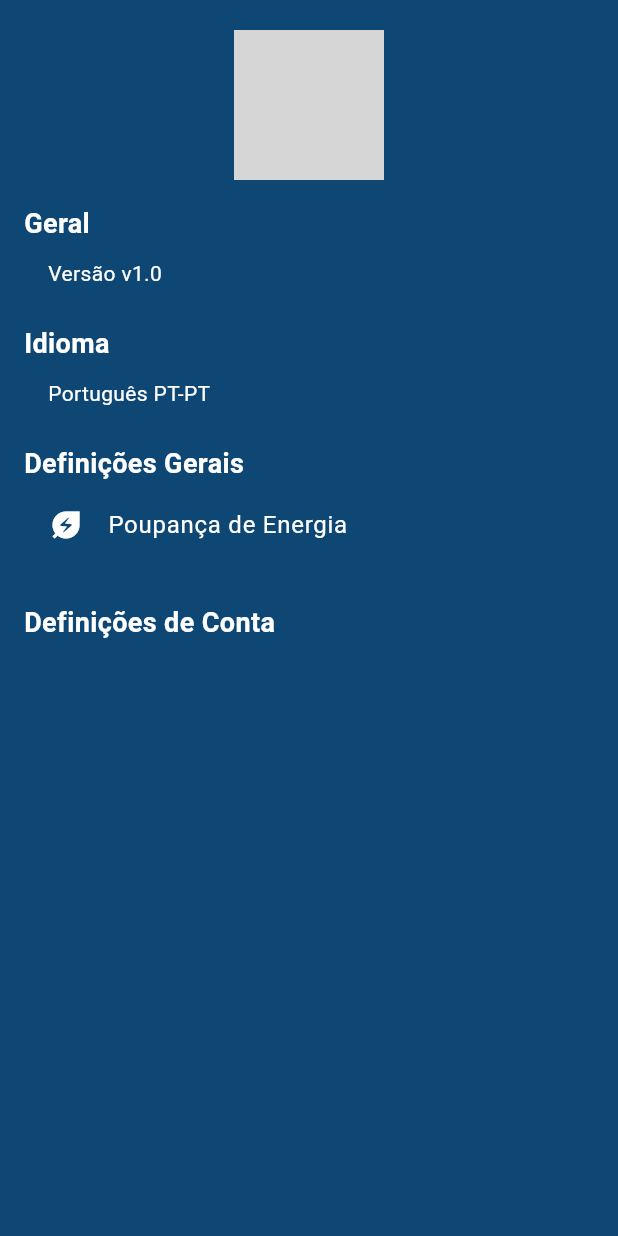
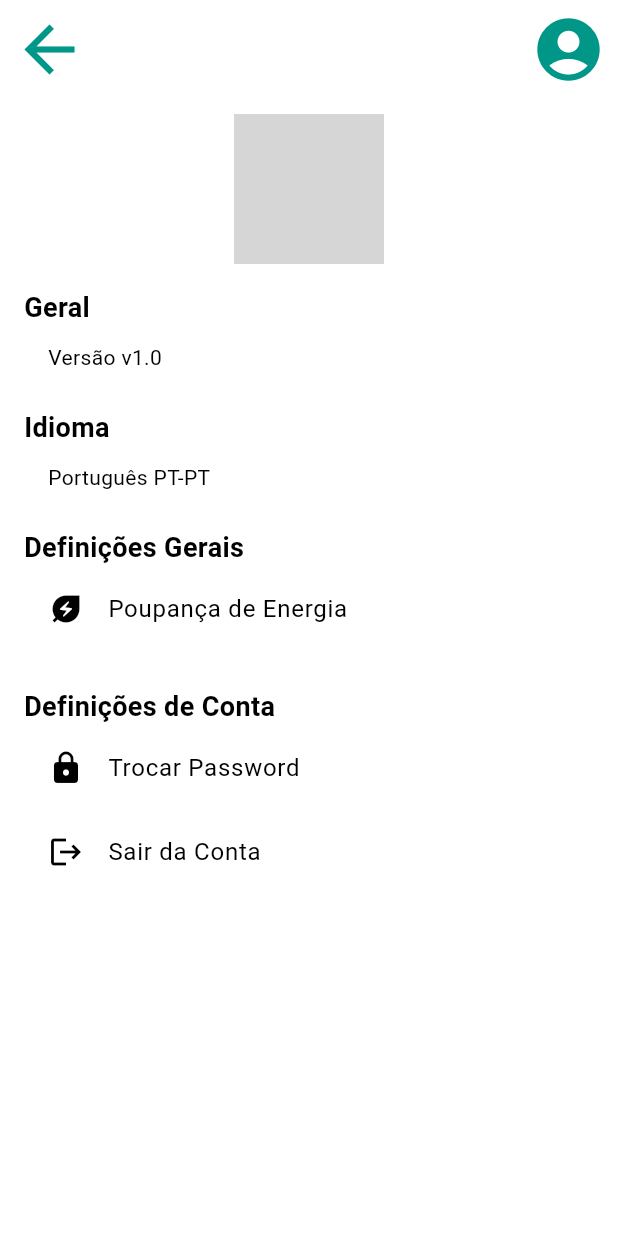
Before and after one commit to RGrave22/smhouse_app, a Flutter app: the SettingsPage screen opened directly, on a phone screen of 412 x 824 dp. Run offline on Flutter 3.47's test engine with Material 3 defaults, Android fonts, the phone set to English and light mode, and no system bars; our stand-ins replace font_awesome_flutter, sqflite; accounts and stored records are empty; network calls fail; grey boxes are pictures that could not be loaded.

Commit message:
pagina de settings e correcao na app bar

```diff
--- a/lib/Settings/SettingsPage.dart
+++ b/lib/Settings/SettingsPage.dart
@@ -1,61 +1,51 @@
 import 'package:flutter/material.dart';
-import '../../../main.dart';
 import 'package:font_awesome_flutter/font_awesome_flutter.dart';
-
+import 'package:smhouse_app/HomePage.dart';
+import 'package:smhouse_app/Login/LoginPage.dart';
+import 'package:smhouse_app/Profile/ProfilePage.dart';
 
 /// A page for managing user settings.
-///
-/// This page allows users to modify their settings and perform various actions related to their account.
 class SettingsPage extends StatefulWidget {
-  const SettingsPage({Key? key}) : super(key: key);
+  SettingsPage({Key? key}) : super(key: key);
 
   @override
   _SettingsPageState createState() => _SettingsPageState();
 }
 
+class _SettingsPageState extends State<SettingsPage> with SingleTickerProviderStateMixin {
 
-class _SettingsPageState extends State<SettingsPage> {
-
-  /// Sends a password reset email to the user's email address.
-  /// This method triggers the password reset flow and sends an email to the user's registered email address.
-  /// If the email is successfully sent, a dialog will be displayed to inform the user about the password reset request..
-
-  /// Displays a dialog to inform the user that a password reset email has been sent.
-  /// This method shows an alert dialog to the user indicating that a password reset email has been sent to their registered email address.
-  /// The dialog includes a button for the user to dismiss the dialog.
-  void _showChangePasswordDialog(BuildContext context) {
-    showDialog(
-      context: context,
-      builder: (BuildContext dialogContext) {
-        return AlertDialog(
-          title: const Text('Alterar Password'),
-          content: const Text(
-              "Foi enviado para o seu Email o pedido de alteração de password."),
-          actions: <Widget>[
-            ElevatedButton(
-              onPressed: () {
-                Navigator.of(dialogContext).pop();
-              },
-              style: ElevatedButton.styleFrom(
-                backgroundColor: const Color.fromARGB(255, 14, 71, 116),
-              ),
-              child: const Text('OK'),
-            ),
-          ],
-        );
-      },
-    );
-  }
 
   /// Builds the settings page UI.
-  ///
-  /// This method constructs the UI for the settings page. It returns a [Scaffold] widget with a [SingleChildScrollView]
-  /// as its body, containing various settings options and actions.
   @override
   Widget build(BuildContext context) {
     return Scaffold(
-      backgroundColor: const Color.fromARGB(255, 14, 71, 116),
-      body: SingleChildScrollView(
+      appBar: AppBar(
+        backgroundColor: const Color.fromARGB(255, 255, 255, 255),
+        elevation: 0,
+        leading: IconButton(
+          icon: const Icon(Icons.arrow_back, color: Colors.teal),
+          iconSize: 50,
+          onPressed: () {
+            Navigator.pop(
+              context,
+            );
+          },
+        ),
+        actions: [
+          IconButton(
+            onPressed: () {
+              Navigator.push(
+                context,
+                MaterialPageRoute(builder: (context) => const ProfilePage()),
+              );
+            },
+            icon: const Icon(Icons.account_circle, color: Colors.teal),
+            iconSize: 50,
+          ),
+        ],
+      ),
+      backgroundColor: const Color.fromARGB(255, 255, 255, 255),
+     body: SingleChildScrollView(
         child: Column(
           crossAxisAlignment: CrossAxisAlignment.center,
           children: [
@@ -68,7 +58,7 @@ class _SettingsPageState extends State<SettingsPage> {
                 width: 100,
                 decoration: BoxDecoration(
                   shape: BoxShape.rectangle,
-                  color: Colors.white,
+                  color: const Color.fromARGB(255, 255, 255, 255),
                   borderRadius: BorderRadius.circular(
                       10), // Adjust the border radius as desired
                 ),
@@ -90,7 +80,7 @@ class _SettingsPageState extends State<SettingsPage> {
                     style: TextStyle(
                       fontSize: 18,
                       fontWeight: FontWeight.bold,
-                      color: Colors.white,
+                      color: Colors.black,
                     ),
                   ),
                   const SizedBox(height: 10),
@@ -99,7 +89,7 @@ class _SettingsPageState extends State<SettingsPage> {
                     padding: EdgeInsets.only(left: 16.0),
                     child: Text(
                       'Versão v1.0',
-                      style: TextStyle(color: Colors.white),
+                      style: TextStyle(color: Colors.black),
                     ),
                   ),
 
@@ -110,7 +100,7 @@ class _SettingsPageState extends State<SettingsPage> {
                     style: TextStyle(
                       fontSize: 18,
                       fontWeight: FontWeight.bold,
-                      color: Colors.white,
+                      color: Colors.black,
                     ),
                   ),
 
@@ -120,7 +110,7 @@ class _SettingsPageState extends State<SettingsPage> {
                     padding: EdgeInsets.only(left: 16.0),
                     child: Text(
                       'Português PT-PT',
-                      style: TextStyle(color: Colors.white),
+                      style: TextStyle(color: Color.fromARGB(255, 0, 0, 0)),
                     ),
                   ),
 
@@ -131,15 +121,16 @@ class _SettingsPageState extends State<SettingsPage> {
                     style: TextStyle(
                       fontSize: 18,
                       fontWeight: FontWeight.bold,
-                      color: Colors.white,
+                      color: Color.fromARGB(255, 0, 0, 0),
                     ),
                   ),
 
+
                   ListTile(
                     title: const Text('Poupança de Energia',
-                        style: TextStyle(color: Colors.white)),
+                        style: TextStyle(color: Color.fromARGB(255, 0, 0, 0))),
                     leading: const Icon(Icons.energy_savings_leaf,
-                        color: Colors.white),
+                        color: Colors.black),
                     onTap: () {
                       //TODO
                     },
@@ -152,11 +143,26 @@ class _SettingsPageState extends State<SettingsPage> {
                     style: TextStyle(
                       fontSize: 18,
                       fontWeight: FontWeight.bold,
-                      color: Colors.white,
+                      color: Colors.black,
                     ),
                   ),
 
+                  ListTile(
+                    title: const Text('Trocar Password',
+                        style: TextStyle(color: Colors.black)),
+                    leading: const Icon(Icons.lock, color: Colors.black),
+                    onTap: () {
+                      //_changePassword(context);
+                    },
+                  ),
+                  ListTile(
+                    title: const Text('Sair da Conta',
+                        style: TextStyle(color: Colors.black)),
+                    leading: const Icon(Icons.logout, color: Colors.black),
+                    onTap: () {
 
+                    }
+                  ),
                   const SizedBox(height: 24),
                   // Add more settings as desired
                 ],
```
Also changed, not shown: lib/main.dart (+4 -11 lines).
